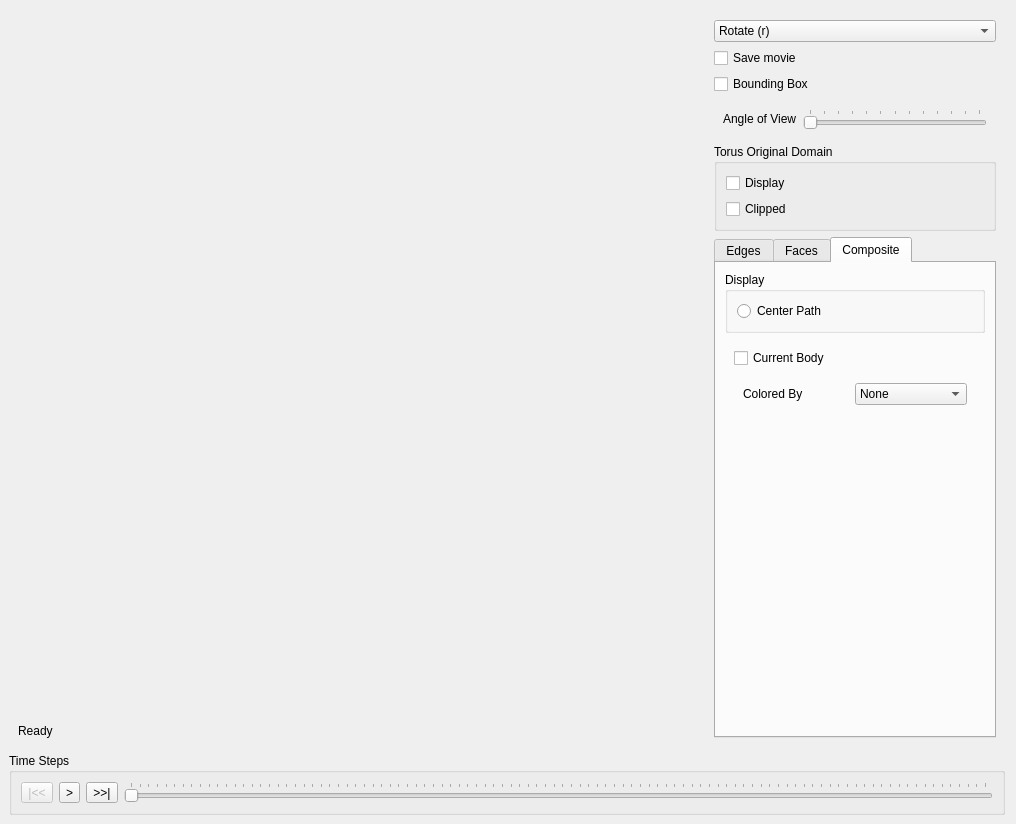
Old version of the form Window.ui in the repository danlipsa/foamvis.
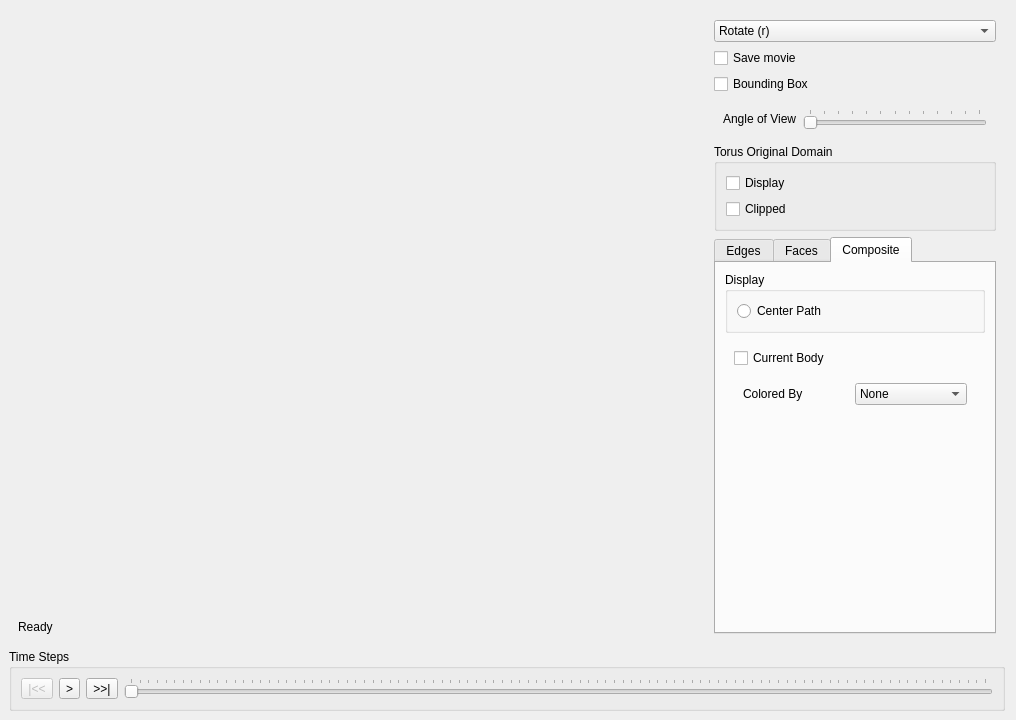
New version of the form. The open tabs and pages were chosen to show the change. Custom widgets are drawn as their Qt base class.

Diff of the .ui file:
```diff
--- a/Window.ui
+++ b/Window.ui
@@ -7,7 +7,7 @@
     <x>0</x>
     <y>0</y>
     <width>1016</width>
-    <height>824</height>
+    <height>720</height>
    </rect>
   </property>
   <property name="sizePolicy">
```
Left out of the diff: 26 changed lines with no effect on the pictures.
